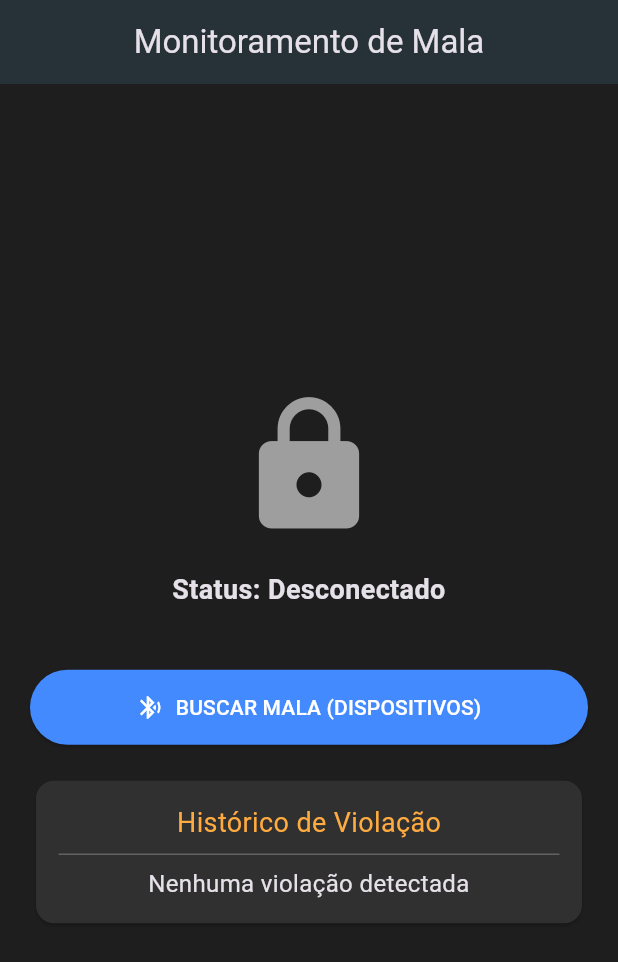
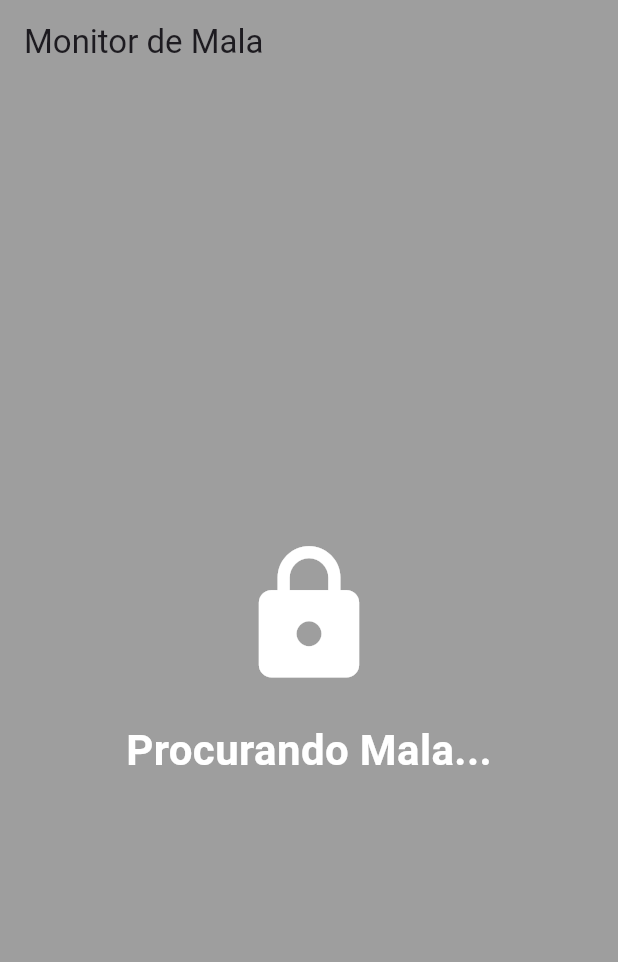
Before and after one commit to irochimaendo/violacao_de_malas_MCMP, a Flutter app: the screen it shows after launch, on a phone screen of 412 x 824 dp. Shown: the top 962 px of the screen. Run offline on Flutter 3.47's test engine with Material 3 defaults, Android fonts, the phone set to English and light mode, and no system bars; our stand-ins replace flutter_blue_plus, permission_handler.

Commit message:
App com calculo de hora + ESP32 com reset e ldr

```diff
--- a/lib/main.dart
+++ b/lib/main.dart
@@ -1,236 +1,201 @@
-import 'dart:io';
+import 'dart:async';
+import 'dart:convert'; // Para usar utf8
 import 'package:flutter/material.dart';
+import 'package:flutter_blue_plus/flutter_blue_plus.dart';
 import 'package:permission_handler/permission_handler.dart';
-import 'package:flutter_blue_plus/flutter_blue_plus.dart';
 
 void main() {
-  runApp(const MyApp());
+  runApp(const MaterialApp(
+    debugShowCheckedModeBanner: false,
+    home: MalaPage(),
+  ));
 }
 
-class MyApp extends StatelessWidget {
-  const MyApp({super.key});
+class MalaPage extends StatefulWidget {
+  const MalaPage({super.key});
 
   @override
-  Widget build(BuildContext context) {
-    return MaterialApp(
-      title: 'Mala Inteligente',
-      debugShowCheckedModeBanner: false,
-      theme: ThemeData(
-        brightness: Brightness.dark,
-        primarySwatch: Colors.blue,
-        scaffoldBackgroundColor: const Color(0xFF1E1E1E),
-        useMaterial3: true,
-      ),
-      home: const MalaScreen(),
-    );
-  }
+  State<MalaPage> createState() => _MalaPageState();
 }
 
-class MalaScreen extends StatefulWidget {
-  const MalaScreen({super.key});
+class _MalaPageState extends State<MalaPage> {
+  // UUIDs (Precisam ser iguais aos do ESP32)
+  final String SERVICE_UUID = "4fafc201-1fb5-459e-8fcc-c5c9c331914b";
+  final String CHAR_UUID = "beb5483e-36e1-4688-b7f5-ea07361b26a8";
 
-  @override
-  State<MalaScreen> createState() => _MalaScreenState();
-}
-
-class _MalaScreenState extends State<MalaScreen> {
-  // Variáveis
-  String statusConexao = "Desconectado";
-  String logMala = "Nenhuma violação detectada";
-  bool isConectado = false;
-
-  // Lista de dispositivos encontrados
-  List<ScanResult> dispositivosEncontrados = [];
+  // Variáveis de Estado
+  BluetoothDevice? _device;
+  BluetoothCharacteristic? _characteristic;
+  String _statusMessage = "Procurando Mala...";
+  Color _bgColor = Colors.grey;
+  String _horaViolacao = "--:--";
+  bool _estaViolada = false;
+  bool _conectado = false;
 
   @override
   void initState() {
     super.initState();
-    _pedirPermissoes();
+    _iniciarBusca();
   }
 
-  Future<void> _pedirPermissoes() async {
-    // Garante que todas as permissões necessárias foram dadas
-    // Se o app fechar sozinho no Android 12+, pode ser falta de permissão no AndroidManifest
+  // 1. Pede permissão e busca a mala
+  Future<void> _iniciarBusca() async {
+    // Pede permissões no Android
     await [
-      Permission.bluetooth,
       Permission.bluetoothScan,
       Permission.bluetoothConnect,
       Permission.location,
     ].request();
+
+    // Começa a escanear
+    FlutterBluePlus.startScan(timeout: const Duration(seconds: 10));
+
+    // Ouve os resultados do scan
+    FlutterBluePlus.scanResults.listen((results) {
+      for (ScanResult r in results) {
+        // Se achou o dispositivo pelo nome
+        if (r.device.platformName == "MALA_INTELIGENTE" ||
+            r.device.platformName == "MALA_TESTE_LDR") { // Coloquei os dois nomes por garantia
+
+          FlutterBluePlus.stopScan(); // Para de buscar
+          _conectarMala(r.device);
+          break;
+        }
+      }
+    });
   }
 
-  // --- LÓGICA DO BLUETOOTH ---
-  void _buscarDispositivos() async {
+  // 2. Conecta e descobre os serviços
+  Future<void> _conectarMala(BluetoothDevice device) async {
+    setState(() {
+      _statusMessage = "Conectando...";
+    });
+
     try {
-      // Inicia a busca
-      await FlutterBluePlus.startScan(
-        timeout: const Duration(seconds: 15),
-        androidUsesFineLocation: true,
-      );
+      await device.connect();
+      _device = device;
+
+      setState(() {
+        _conectado = true;
+        _statusMessage = "Conectado! Lendo dados...";
+      });
+
+      // Descobre os serviços
+      List<BluetoothService> services = await device.discoverServices();
+      for (var service in services) {
+        if (service.uuid.toString() == SERVICE_UUID) {
+          for (var c in service.characteristics) {
+            if (c.uuid.toString() == CHAR_UUID) {
+              _characteristic = c;
+              _configurarNotificacoes(c);
+            }
+          }
+        }
+      }
     } catch (e) {
-      debugPrint("Erro ao iniciar scan: $e");
-    }
-
-    // Abre a janela IMEDIATAMENTE. O StreamBuilder vai preenchê-la.
-    if (mounted) {
-      _mostrarListaDispositivos();
+      print("Erro ao conectar: $e");
     }
   }
 
-  void _mostrarListaDispositivos() {
-    showModalBottomSheet(
-      context: context,
-      backgroundColor: Colors.grey[900],
-      isScrollControlled: true,
-      builder: (context) {
-        return Container(
-          height: 500,
-          padding: const EdgeInsets.all(15.0),
-          child: Column(
-            children: [
-              const Text(
-                "Dispositivos Próximos",
-                style: TextStyle(fontSize: 18, fontWeight: FontWeight.bold, color: Colors.white)
-              ),
-              const SizedBox(height: 10),
-              Expanded(
-                child: StreamBuilder<List<ScanResult>>(
-                  stream: FlutterBluePlus.scanResults,
-                  initialData: const [],
-                  builder: (context, snapshot) {
-                    if (snapshot.hasError) {
-                      return const Center(child: Text("Erro no Scan"));
-                    }
+  // 3. Ouve o que o ESP32 está falando
+  Future<void> _configurarNotificacoes(BluetoothCharacteristic c) async {
+    await c.setNotifyValue(true);
 
-                    if (!snapshot.hasData || snapshot.data!.isEmpty) {
-                      return const Center(
-                        child: Text("Procurando...", style: TextStyle(color: Colors.grey))
-                      );
-                    }
-
-                    final resultados = snapshot.data!;
-
-                    return ListView.builder(
-                      itemCount: resultados.length,
-                      itemBuilder: (context, index) {
-                        final resultado = resultados[index];
-                        final nome = resultado.device.platformName.isNotEmpty
-                            ? resultado.device.platformName
-                            : "Dispositivo Desconhecido";
-
-                        return ListTile(
-                          title: Text(nome, style: const TextStyle(color: Colors.white)),
-                          subtitle: Text(resultado.device.remoteId.toString(), style: const TextStyle(color: Colors.grey)),
-                          leading: const Icon(Icons.bluetooth, color: Colors.blue),
-                          onTap: () {
-                            _conectarDispositivo(resultado.device);
-                          },
-                        );
-                      },
-                    );
-                  },
-                ),
-              ),
-            ],
-          ),
-        );
-      },
-    ).whenComplete(() {
-      FlutterBluePlus.stopScan();
+    // Escuta o fluxo de dados
+    c.lastValueStream.listen((value) {
+      // Converte bytes para Texto
+      String mensagem = String.fromCharCodes(value);
+      _processarMensagem(mensagem);
     });
   }
 
-  // Função de conexão corrigida
-  void _conectarDispositivo(BluetoothDevice device) async {
-    Navigator.pop(context); // Fecha a lista
+  // 4. A Lógica Inteligente (Traduz o código do ESP)
+  void _processarMensagem(String msg) {
+    setState(() {
+      if (msg == "S") {
+        // MALA SEGURA
+        _estaViolada = false;
+        _statusMessage = "Mala Segura";
+        _bgColor = Colors.green;
+      } else if (msg.startsWith("V:")) {
+        // VIOLAÇÃO DETECTADA!
+        _estaViolada = true;
+        _statusMessage = "⚠️ MALA VIOLADA ⚠️";
+        _bgColor = Colors.red;
 
-    setState(() {
-      statusConexao = "Conectando a ${device.platformName}...";
+        // Pega o número depois do "V:" (ex: 15000)
+        String milissegundosStr = msg.substring(2);
+        int msAtras = int.tryParse(milissegundosStr) ?? 0;
+
+        // Calcula a hora exata da violação
+        // Hora Atual - Tempo decorrido
+        DateTime dataViolacao = DateTime.now().subtract(Duration(milliseconds: msAtras));
+
+        // Formata para mostrar hora e minuto (ex: 14:35)
+        String hora = dataViolacao.hour.toString().padLeft(2, '0');
+        String minuto = dataViolacao.minute.toString().padLeft(2, '0');
+        _horaViolacao = "$hora:$minuto";
+      }
     });
+  }
 
-    try {
-      // Conecta com timeout
-      await device.connect(timeout: const Duration(seconds: 15));
+  // 5. Função de Reset (Igual você fez no nRF Connect)
+  void _resetarAlarme() async {
+    if (_characteristic != null) {
+      // Envia a palavra "RESET" para o ESP32
+      await _characteristic!.write(utf8.encode("RESET"));
 
-      // Solicita prioridade se for Android (Requer import dart:io)
-      if (Platform.isAndroid){
-        await device.requestMtu(512);
-      }
-
-      if (mounted) {
-        setState(() {
-          statusConexao = "Conectado a ${device.platformName}";
-          isConectado = true;
-        });
-      }
-
-    } catch (e) {
-      if (mounted) {
-        setState(() {
-          statusConexao = "Erro ao conectar: $e";
-          isConectado = false;
-        });
-      }
+      // Feedback visual imediato
+      ScaffoldMessenger.of(context).showSnackBar(
+        const SnackBar(content: Text("Comando de Reset enviado!"))
+      );
     }
   }
 
   @override
   Widget build(BuildContext context) {
     return Scaffold(
-      appBar: AppBar(
-        title: const Text("Monitoramento de Mala"),
-        centerTitle: true,
-        backgroundColor: Colors.blueGrey[900],
-      ),
-      body: Padding(
-        padding: const EdgeInsets.all(20.0),
+      backgroundColor: _bgColor, // Muda a cor do fundo dinamicamente
+      appBar: AppBar(title: const Text("Monitor de Mala"), elevation: 0, backgroundColor: Colors.transparent,),
+      body: Center(
         child: Column(
           mainAxisAlignment: MainAxisAlignment.center,
-          crossAxisAlignment: CrossAxisAlignment.stretch,
           children: [
+            // Ícone Gigante
             Icon(
-              isConectado ? Icons.lock_open : Icons.lock,
+              _estaViolada ? Icons.lock_open : Icons.lock,
               size: 100,
-              color: isConectado ? Colors.green : Colors.grey,
+              color: Colors.white,
             ),
             const SizedBox(height: 20),
+
+            // Texto de Status
             Text(
-              "Status: $statusConexao",
-              textAlign: TextAlign.center,
-              style: const TextStyle(fontSize: 18, fontWeight: FontWeight.bold),
+              _statusMessage,
+              style: const TextStyle(fontSize: 28, fontWeight: FontWeight.bold, color: Colors.white),
             ),
-            const SizedBox(height: 40),
-            ElevatedButton.icon(
-              onPressed: _buscarDispositivos,
-              icon: const Icon(Icons.bluetooth_searching),
-              label: const Text("BUSCAR MALA (DISPOSITIVOS)"),
-              style: ElevatedButton.styleFrom(
-                padding: const EdgeInsets.symmetric(vertical: 15),
-                backgroundColor: Colors.blueAccent,
-                foregroundColor: Colors.white,
+
+            // Se estiver violada, mostra a hora
+            if (_estaViolada) ...[
+              const SizedBox(height: 10),
+              Text(
+                "Ocorreu às: $_horaViolacao",
+                style: const TextStyle(fontSize: 40, fontWeight: FontWeight.bold, color: Colors.yellow),
               ),
-            ),
-            const SizedBox(height: 20),
-            Card(
-              color: Colors.grey[850],
-              child: Padding(
-                padding: const EdgeInsets.all(15.0),
-                child: Column(
-                  children: [
-                    const Text(
-                      "Histórico de Violação",
-                      style: TextStyle(color: Colors.orangeAccent, fontSize: 18),
-                    ),
-                    const Divider(color: Colors.white24),
-                    Text(
-                      logMala,
-                      style: const TextStyle(fontSize: 16),
-                      textAlign: TextAlign.center,
-                    ),
-                  ],
+              const SizedBox(height: 40),
+
+              // Botão de RESET
+              ElevatedButton.icon(
+                onPressed: _resetarAlarme,
+                icon: const Icon(Icons.refresh),
+                label: const Text("DESATIVAR ALARME / RESETAR"),
+                style: ElevatedButton.styleFrom(
+                  backgroundColor: Colors.white,
+                  foregroundColor: Colors.red,
+                  padding: const EdgeInsets.symmetric(horizontal: 30, vertical: 15),
                 ),
-              ),
-            ),
+              )
+            ]
           ],
         ),
       ),
```
